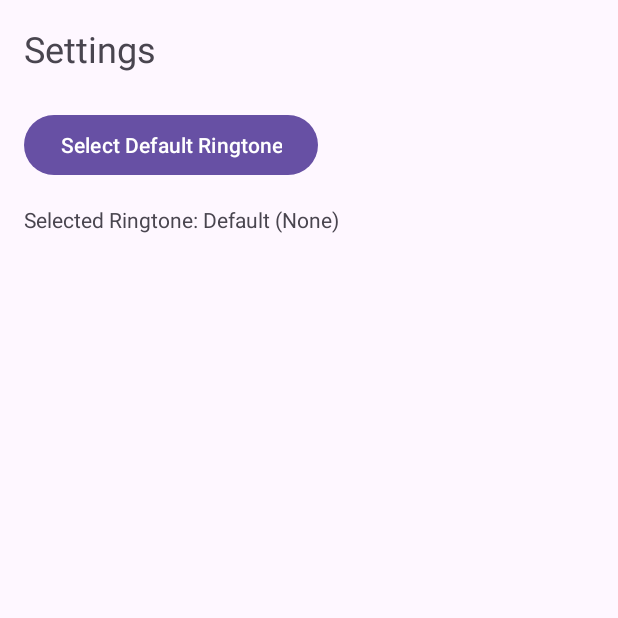
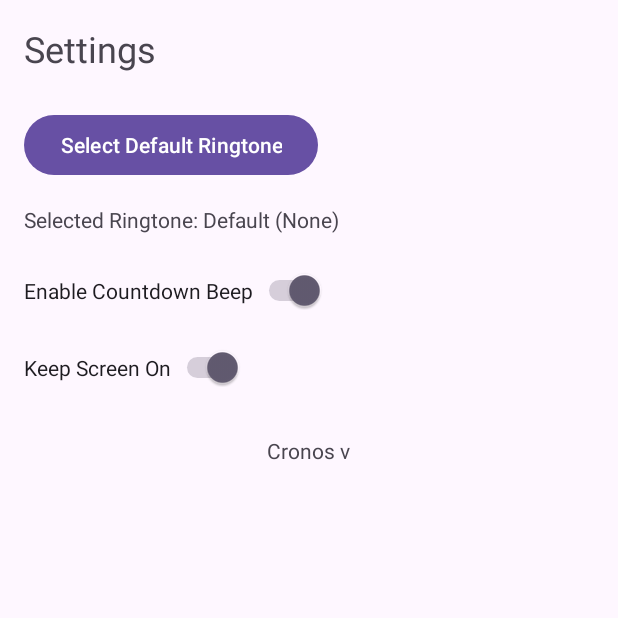
Before and after one commit to jplozf/Cronos, an Android app: the SettingsActivity screen opened directly, with no data from a screen before it, on a phone screen of 412 x 824 dp, the top half of it. Run offline under Robolectric (Android 15) with nearby library versions, the phone set to English and light mode, and no system bars.

Commit message:
add countdown timer and final tune

```diff
--- a/app/src/main/java/fr/ozf/cronos/SettingsActivity.java
+++ b/app/src/main/java/fr/ozf/cronos/SettingsActivity.java
@@ -9,6 +9,7 @@ import android.net.Uri;
 import android.os.Bundle;
 import android.provider.Settings;
 import android.widget.Button;
+import android.widget.Switch;
 import android.widget.TextView;
 import android.widget.Toast;
 
@@ -19,10 +20,15 @@ public class SettingsActivity extends AppCompatActivity {
 
     private static final String SHARED_PREFS = "sharedPrefs";
     private static final String DEFAULT_RINGTONE_URI_KEY = "defaultRingtoneUri";
+    private static final String COUNTDOWN_BEEP_KEY = "countdownBeepEnabled";
+    private static final String KEEP_SCREEN_ON_KEY = "keepScreenOn";
     private static final int RINGTONE_PICKER_REQUEST_CODE = 1;
 
     private Button selectRingtoneButton;
     private TextView selectedRingtoneTextView;
+    private Switch countdownBeepSwitch;
+    private Switch keepScreenOnSwitch;
+    private TextView versionTextView;
 
     private Uri selectedRingtoneUri;
 
@@ -33,8 +39,14 @@ public class SettingsActivity extends AppCompatActivity {
 
         selectRingtoneButton = findViewById(R.id.select_ringtone_button);
         selectedRingtoneTextView = findViewById(R.id.selected_ringtone_text_view);
+        countdownBeepSwitch = findViewById(R.id.countdown_beep_switch);
+        keepScreenOnSwitch = findViewById(R.id.keep_screen_on_switch);
+        versionTextView = findViewById(R.id.version_text_view);
 
         loadDefaultRingtone();
+        loadCountdownBeepSetting();
+        loadKeepScreenOnSetting();
+        setVersionInfo();
 
         selectRingtoneButton.setOnClickListener(v -> {
             Intent intent = new Intent(RingtoneManager.ACTION_RINGTONE_PICKER);
@@ -42,6 +54,14 @@ public class SettingsActivity extends AppCompatActivity {
             intent.putExtra(RingtoneManager.EXTRA_RINGTONE_TITLE, "Select Notification Sound");
             intent.putExtra(RingtoneManager.EXTRA_RINGTONE_EXISTING_URI, selectedRingtoneUri);
             startActivityForResult(intent, RINGTONE_PICKER_REQUEST_CODE);
+        });
+
+        countdownBeepSwitch.setOnCheckedChangeListener((buttonView, isChecked) -> {
+            saveCountdownBeepSetting(isChecked);
+        });
+
+        keepScreenOnSwitch.setOnCheckedChangeListener((buttonView, isChecked) -> {
+            saveKeepScreenOnSetting(isChecked);
         });
     }
 
@@ -95,4 +115,35 @@ public class SettingsActivity extends AppCompatActivity {
             selectedRingtoneTextView.setText("No ringtone selected");
         }
     }
+
+    private void loadCountdownBeepSetting() {
+        SharedPreferences sharedPreferences = getSharedPreferences(SHARED_PREFS, MODE_PRIVATE);
+        boolean countdownBeepEnabled = sharedPreferences.getBoolean(COUNTDOWN_BEEP_KEY, true); // Default to true
+        countdownBeepSwitch.setChecked(countdownBeepEnabled);
+    }
+
+    private void saveCountdownBeepSetting(boolean isEnabled) {
+        SharedPreferences sharedPreferences = getSharedPreferences(SHARED_PREFS, MODE_PRIVATE);
+        SharedPreferences.Editor editor = sharedPreferences.edit();
+        editor.putBoolean(COUNTDOWN_BEEP_KEY, isEnabled);
+        editor.apply();
+    }
+
+    private void loadKeepScreenOnSetting() {
+        SharedPreferences sharedPreferences = getSharedPreferences(SHARED_PREFS, MODE_PRIVATE);
+        boolean keepScreenOnEnabled = sharedPreferences.getBoolean(KEEP_SCREEN_ON_KEY, true); // Default to true
+        keepScreenOnSwitch.setChecked(keepScreenOnEnabled);
+    }
+
+    private void saveKeepScreenOnSetting(boolean isEnabled) {
+        SharedPreferences sharedPreferences = getSharedPreferences(SHARED_PREFS, MODE_PRIVATE);
+        SharedPreferences.Editor editor = sharedPreferences.edit();
+        editor.putBoolean(KEEP_SCREEN_ON_KEY, isEnabled);
+        editor.apply();
+    }
+
+    private void setVersionInfo() {
+        String version = "Cronos v" + BuildConfig.VERSION_NAME;
+        versionTextView.setText(version);
+    }
 }
--- a/app/src/main/res/layout/activity_settings.xml
+++ b/app/src/main/res/layout/activity_settings.xml
@@ -29,4 +29,26 @@
         android:text="No ringtone selected"
         android:layout_marginTop="16dp"/>
 
+    <Switch
+        android:id="@+id/countdown_beep_switch"
+        android:layout_width="wrap_content"
+        android:layout_height="wrap_content"
+        android:text="Enable Countdown Beep"
+        android:layout_marginTop="24dp"/>
+
+    <Switch
+        android:id="@+id/keep_screen_on_switch"
+        android:layout_width="wrap_content"
+        android:layout_height="wrap_content"
+        android:text="Keep Screen On"
+        android:layout_marginTop="24dp"/>
+
+    <TextView
+        android:id="@+id/version_text_view"
+        android:layout_width="wrap_content"
+        android:layout_height="wrap_content"
+        android:layout_marginTop="32dp"
+        android:layout_gravity="center_horizontal"
+        tools:text="Cronos v0.1-abcdef" />
+
 </LinearLayout>
```
Also changed, not shown: app/build.gradle.kts (+12 -1 lines), app/src/main/java/fr/ozf/cronos/MainActivity.java (+38 -1 lines), 1 other file.
